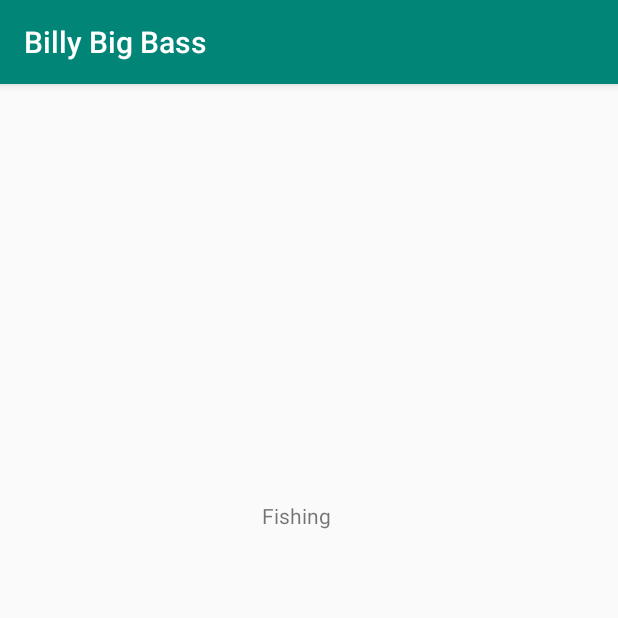
After one commit to mmedberry/Billy-Big-Bass-s-Big-Bass-Bash, an Android app: the FishingActivity screen opened directly, with no data from a screen before it, on a phone screen of 412 x 824 dp, the top half of it. The commit adds this screen. Run offline under Robolectric (Android 15) with nearby library versions, the phone set to English and light mode, and no system bars.

Commit message:
added ability to randomly generate fish of different classes

```diff
--- a/BBB/app/src/main/AndroidManifest.xml
+++ b/BBB/app/src/main/AndroidManifest.xml
@@ -3,6 +3,7 @@
     package="com.example.billybigbass">
 
     <uses-permission android:name="android.permission.VIBRATE" />
+
     <application
         android:allowBackup="true"
         android:icon="@mipmap/ic_launcher"
@@ -10,6 +11,7 @@
         android:roundIcon="@mipmap/ic_launcher_round"
         android:supportsRtl="true"
         android:theme="@style/AppTheme">
+        <activity android:name=".FishingActivity"></activity>
         <activity android:name=".MainActivity">
             <intent-filter>
                 <action android:name="android.intent.action.MAIN" />
--- /dev/null
+++ b/BBB/app/src/main/java/com/example/billybigbass/FishData.java
@@ -0,0 +1,39 @@
+package com.example.billybigbass;
+
+import java.util.Random;
+
+public enum FishData {
+    LARGE(3),
+    MEDIUM(2),
+    SMALL(1),
+    TRASH(0);
+    private int length;
+    private int weight;
+    private int difficulty;
+
+    public int getLength() {
+        return length;
+    }
+
+    public int getWeight() {
+        return weight;
+    }
+
+    public int getDifficulty() {
+        return difficulty;
+    }
+
+    FishData(int size) {
+        if (size == 0) {
+            length = 0;
+            weight = 0;
+            difficulty = 1;
+        } else {
+            Random random = new Random();
+            length = random.nextInt(size * 5 - 1) + 1;
+            weight = random.nextInt(size * 5 - 1) + 1;
+            difficulty = size;
+        }
+
+    }
+}
--- /dev/null
+++ b/BBB/app/src/main/java/com/example/billybigbass/FishModel.java
@@ -0,0 +1,60 @@
+package com.example.billybigbass;
+
+import androidx.lifecycle.ViewModel;
+
+import java.util.Random;
+
+public class FishModel extends ViewModel {
+    private String mName;
+    private int mLength;
+    private int mWeight;
+    private int mDifficulty;
+
+    public String getmName() {
+        return mName;
+    }
+
+    public int getmLength() {
+        return mLength;
+    }
+
+    public int getmWeight() {
+        return mWeight;
+    }
+
+    public int getmDifficulty() {
+        return mDifficulty;
+    }
+
+    public FishModel(String name) {
+        mName = name;
+        FishData fishData;
+        switch (mName) {
+            case "bass":
+                fishData = FishData.LARGE;
+                mLength = fishData.getLength();
+                mWeight = fishData.getWeight();
+                mDifficulty = fishData.getDifficulty();
+                break;
+            case "bluegill":
+                fishData = FishData.MEDIUM;
+                mLength = fishData.getLength();
+                mWeight = fishData.getWeight();
+                mDifficulty = fishData.getDifficulty();
+                break;
+            case "minnow":
+                fishData = FishData.SMALL;
+                mLength = fishData.getLength();
+                mWeight = fishData.getWeight();
+                mDifficulty = fishData.getDifficulty();
+                break;
+            case "trash":
+                fishData = FishData.TRASH;
+                mLength = fishData.getLength();
+                mWeight = fishData.getWeight();
+                mDifficulty = fishData.getDifficulty();
+                break;
+        }
+    }
+
+}
--- /dev/null
+++ b/BBB/app/src/main/java/com/example/billybigbass/FishingActivity.java
@@ -0,0 +1,34 @@
+package com.example.billybigbass;
+
+import androidx.appcompat.app.AppCompatActivity;
+
+import android.os.Bundle;
+import android.util.Log;
+
+import java.util.Random;
+
+public class FishingActivity extends AppCompatActivity {
+
+    private FishModel fishModel;
+
+    @Override
+    protected void onCreate(Bundle savedInstanceState) {
+        super.onCreate(savedInstanceState);
+        setContentView(R.layout.activity_fishing);
+        if (fishModel==null){
+            Random random = new Random();
+            String[] fishNames = {"minnow", "bluegill", "bass", "trash"};
+            fishModel = new FishModel(fishNames[random.nextInt(4)]);
+        }
+
+    }
+
+    @Override
+    protected void onStart() {
+        super.onStart();
+        Log.v("fish name", fishModel.getmName());
+        Log.v("fish length", ""+fishModel.getmLength());
+        Log.v("fish weight", ""+fishModel.getmWeight());
+        Log.v("fish difficulty", ""+fishModel.getmDifficulty());
+    }
+}
--- /dev/null
+++ b/BBB/app/src/main/res/layout/activity_fishing.xml
@@ -0,0 +1,19 @@
+<?xml version="1.0" encoding="utf-8"?>
+<androidx.constraintlayout.widget.ConstraintLayout xmlns:android="http://schemas.android.com/apk/res/android"
+    xmlns:app="http://schemas.android.com/apk/res-auto"
+    xmlns:tools="http://schemas.android.com/tools"
+    android:layout_width="match_parent"
+    android:layout_height="match_parent"
+    tools:context=".FishingActivity">
+
+    <TextView
+        android:id="@+id/textView2"
+        android:layout_width="wrap_content"
+        android:layout_height="wrap_content"
+        android:layout_marginTop="278dp"
+        android:layout_marginEnd="191dp"
+        android:layout_marginRight="191dp"
+        android:text="@string/fishing"
+        app:layout_constraintEnd_toEndOf="parent"
+        app:layout_constraintTop_toTopOf="parent" />
+</androidx.constraintlayout.widget.ConstraintLayout>
--- a/BBB/app/src/main/res/values/strings.xml
+++ b/BBB/app/src/main/res/values/strings.xml
@@ -1,3 +1,7 @@
 <resources>
     <string name="app_name">Billy Big Bass</string>
+    <string name="title">Billy Big Bass\'s Big Bass Bash</string>
+    <string name="go_fishing">Go Fishing!</string>
+    <string name="high_scores">High Scores</string>
+    <string name="fishing">Fishing</string>
 </resources>
```
Also changed, not shown: BBB/app/src/main/java/com/example/billybigbass/MainActivity.java (+5 -6 lines), BBB/app/src/main/java/com/example/billybigbass/UserDataModel.java (added, +8 -0 lines), BBB/app/src/main/res/layout/activity_main.xml (+19 -7 lines).
